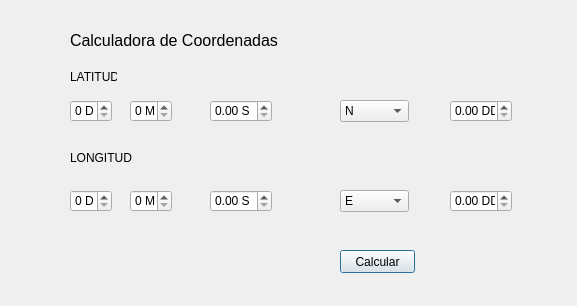
Old version of the form lat_long_dialog_base.ui in the repository arslopez/plugin_qgis.
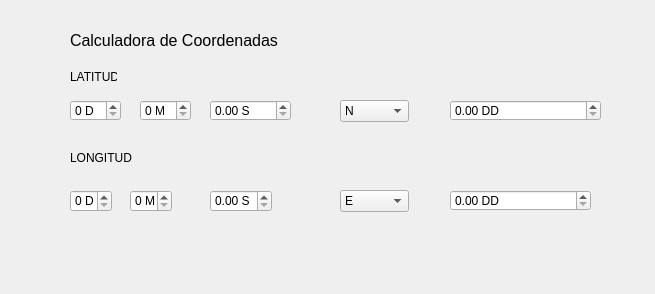
New version of the form.

Commit message: Cambio en el diseño de interfaz y agregado funcion de DMS a decimal/latitud)

```diff
--- a/lat_long_dialog_base.ui
+++ b/lat_long_dialog_base.ui
@@ -6,8 +6,8 @@
    <rect>
     <x>0</x>
     <y>0</y>
-    <width>577</width>
-    <height>306</height>
+    <width>655</width>
+    <height>294</height>
    </rect>
   </property>
   <property name="windowTitle">
@@ -36,8 +36,8 @@
     <rect>
      <x>70</x>
      <y>100</y>
-     <width>42</width>
-     <height>22</height>
+     <width>51</width>
+     <height>21</height>
     </rect>
    </property>
    <property name="suffix">
@@ -50,10 +50,10 @@
   <widget class="QSpinBox" name="spMin">
    <property name="geometry">
     <rect>
-     <x>130</x>
+     <x>140</x>
      <y>100</y>
-     <width>42</width>
-     <height>22</height>
+     <width>51</width>
+     <height>21</height>
     </rect>
    </property>
    <property name="suffix">
@@ -65,8 +65,8 @@
     <rect>
      <x>210</x>
      <y>100</y>
-     <width>62</width>
-     <height>22</height>
+     <width>81</width>
+     <height>21</height>
     </rect>
    </property>
    <property name="prefix">
@@ -81,8 +81,8 @@
     <rect>
      <x>450</x>
      <y>100</y>
-     <width>62</width>
-     <height>22</height>
+     <width>151</width>
+     <height>21</height>
     </rect>
    </property>
    <property name="suffix">
@@ -223,27 +223,14 @@
     <rect>
      <x>450</x>
      <y>190</y>
-     <width>62</width>
-     <height>22</height>
+     <width>141</width>
+     <height>21</height>
     </rect>
    </property>
    <property name="suffix">
     <string> DD</string>
    </property>
   </widget>
-  <widget class="QPushButton" name="btnCalc">
-   <property name="geometry">
-    <rect>
-     <x>340</x>
-     <y>250</y>
-     <width>75</width>
-     <height>23</height>
-    </rect>
-   </property>
-   <property name="text">
-    <string>Calcular</string>
-   </property>
-  </widget>
  </widget>
  <resources/>
  <connections/>
```
The commit also changes 1 other file.
